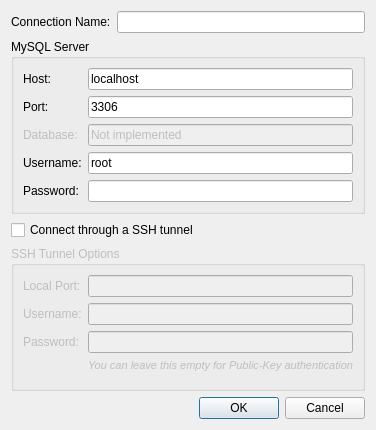
Old version of the form sqlantaresia/ConfigureConnectionDialog.ui in the repository mtorromeo/sqlantaresia.
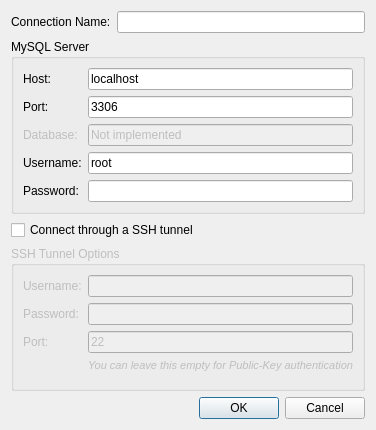
New version of the form.

Commit message: Context menu action to edit server configuration

```diff
--- a/sqlantaresia/ConfigureConnectionDialog.ui
+++ b/sqlantaresia/ConfigureConnectionDialog.ui
@@ -143,19 +143,6 @@
       <string>SSH Tunnel Options</string>
      </property>
      <layout class="QFormLayout" name="formLayout_2">
-      <item row="0" column="0">
-       <widget class="QLabel" name="lblTunnelPort">
-        <property name="text">
-         <string>Local Port:</string>
-        </property>
-        <property name="buddy">
-         <cstring>txtTunnelPort</cstring>
-        </property>
-       </widget>
-      </item>
-      <item row="0" column="1">
-       <widget class="QLineEdit" name="txtTunnelPort"/>
-      </item>
       <item row="1" column="0">
        <widget class="QLabel" name="lblTunnelUsername">
         <property name="text">
@@ -186,8 +173,8 @@
         </property>
        </widget>
       </item>
-      <item row="3" column="1">
-       <widget class="QLabel" name="label_2">
+      <item row="4" column="1">
+       <widget class="QLabel" name="labelPublicKeyInfo">
         <property name="font">
          <font>
           <pointsize>8</pointsize>
@@ -199,6 +186,23 @@
         </property>
        </widget>
       </item>
+      <item row="3" column="1">
+       <widget class="QLineEdit" name="txtTunnelPort">
+        <property name="text">
+         <string>22</string>
+        </property>
+       </widget>
+      </item>
+      <item row="3" column="0">
+       <widget class="QLabel" name="lblTunnelPort">
+        <property name="text">
+         <string>Port:</string>
+        </property>
+        <property name="buddy">
+         <cstring>txtTunnelPort</cstring>
+        </property>
+       </widget>
+      </item>
      </layout>
     </widget>
    </item>
```
Left out of the diff: 6 changed lines with no effect on the pictures. The commit also changes 5 other files.
